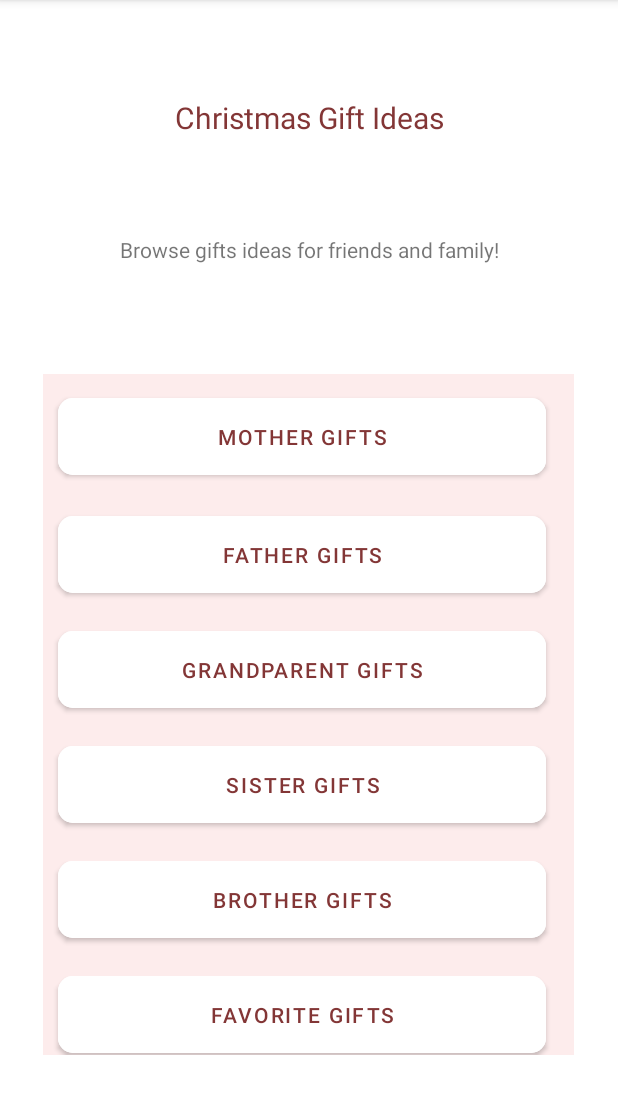
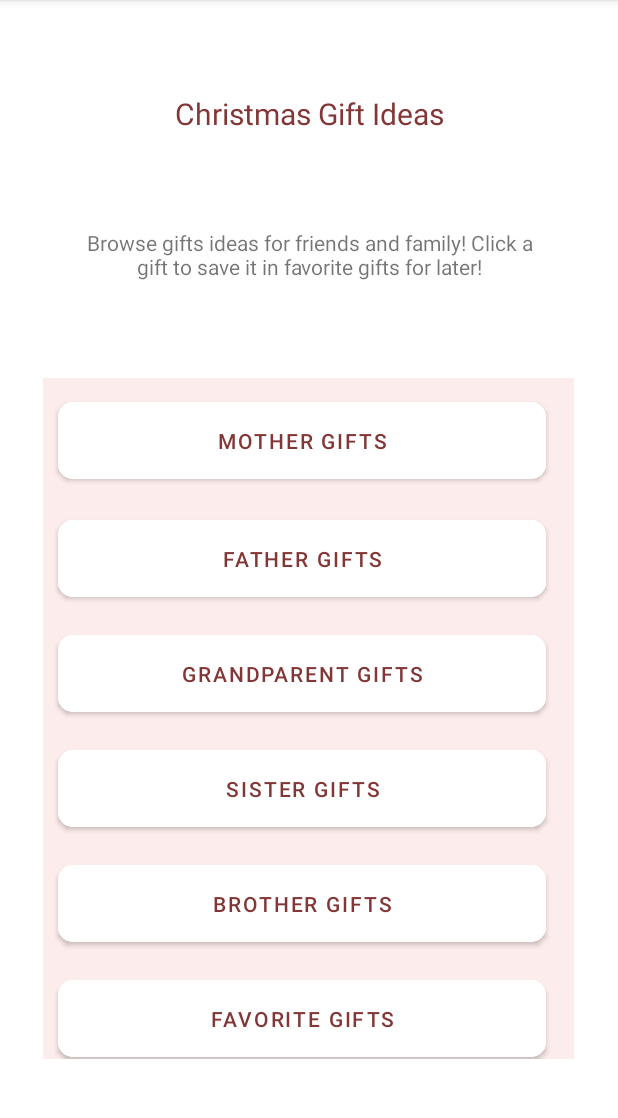
Before and after one commit to shae-kelly/Project3, an Android app: the GiftActivity screen opened directly, with no data from a screen before it, on a phone screen of 412 x 824 dp, the part 84-1202 px from its top. Run offline under Robolectric (Android 15) with nearby library versions, the phone set to English and light mode, and no system bars; network calls fail; Roboto replaces fonts that are not available here.

Commit message:
edit to textView of activity_gift.xml

```diff
--- a/Project3/app/src/main/res/layout/activity_gift.xml
+++ b/Project3/app/src/main/res/layout/activity_gift.xml
@@ -113,9 +113,9 @@
 
     <TextView
         android:id="@+id/textView6"
-        android:layout_width="301dp"
-        android:layout_height="28dp"
-        android:text="Browse gifts ideas for friends and family!"
+        android:layout_width="298dp"
+        android:layout_height="38dp"
+        android:text="Browse gifts ideas for friends and family! Click a gift to save it in favorite gifts for later!"
         android:textAlignment="center"
         app:layout_constraintBottom_toTopOf="@+id/linearLayout"
         app:layout_constraintEnd_toEndOf="parent"
```
